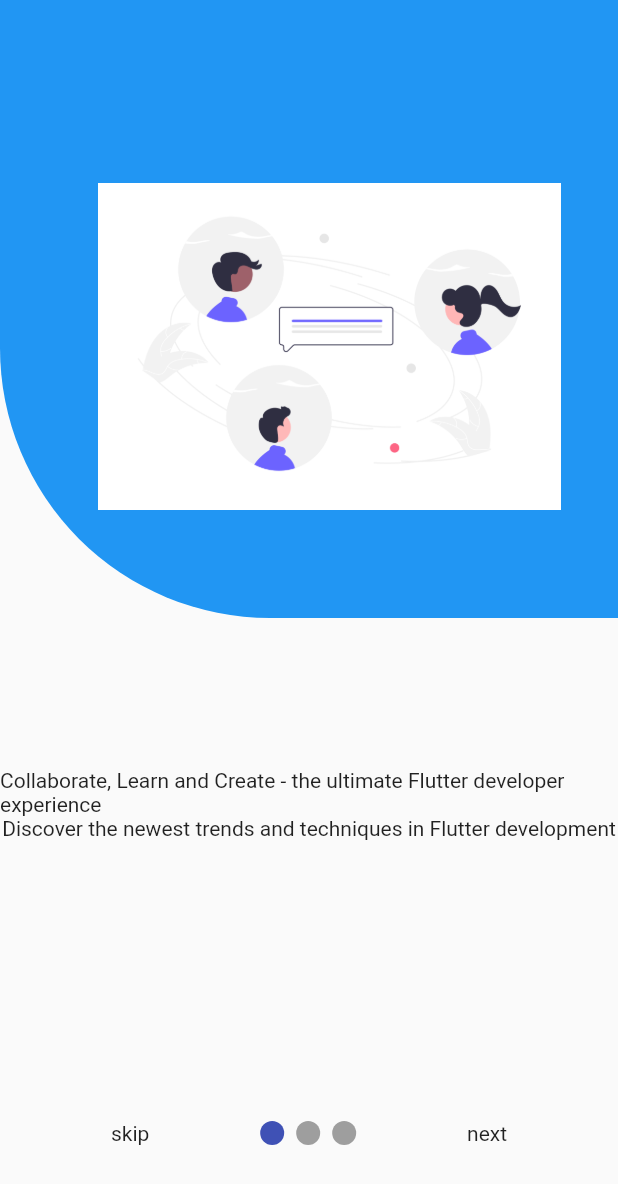
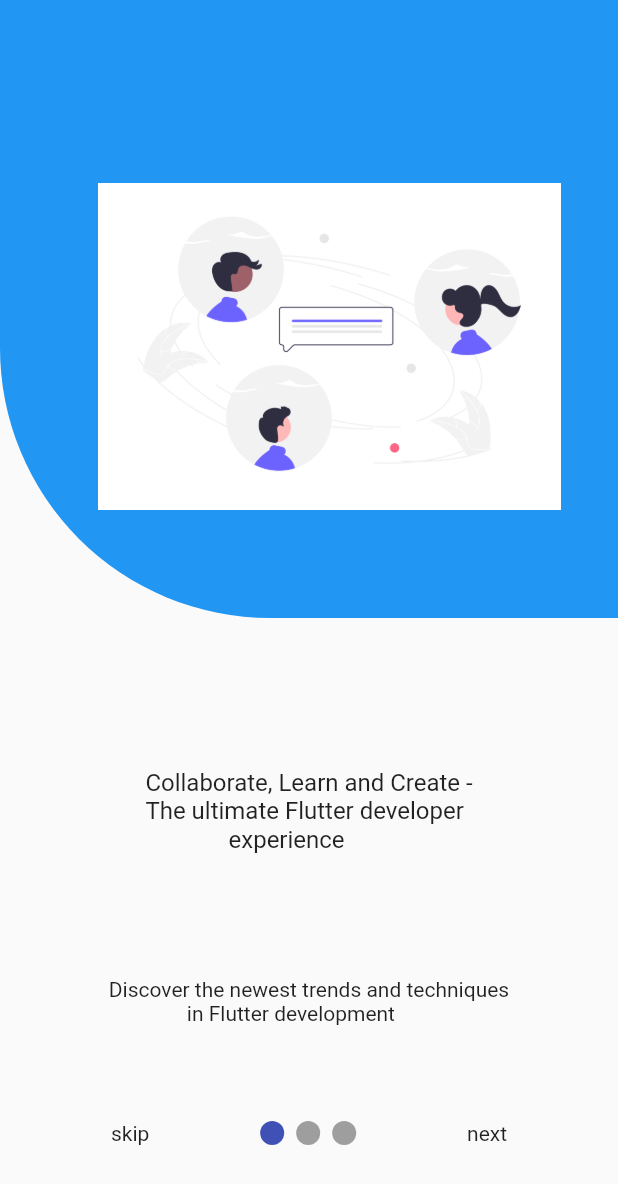
Before and after one commit to vaseemva/Flutter-Gram, a Flutter app: the screen it shows after launch, on a phone screen of 412 x 824 dp. Shown: the top 1184 px of the screen. Run offline on Flutter 3.47's test engine with Material 2 defaults, Android fonts, the light colour scheme and no system bars; drawn by our look-alikes of smooth_page_indicator; our stand-ins replace google_fonts.

Commit message:
onboarding screens ui done

```diff
--- a/lib/main.dart
+++ b/lib/main.dart
@@ -1,6 +1,7 @@
 import 'package:flutter/material.dart';
 import 'package:flutter_gram/screens/onboarding_screen/onboarding_screen.dart';
 import 'package:flutter_gram/screens/splash_screen/splash_screen.dart';
+import 'package:google_fonts/google_fonts.dart';
 
 void main() {
   runApp(const MyApp());
@@ -9,16 +10,16 @@
 class MyApp extends StatelessWidget {
   const MyApp({super.key});
 
-
   @override
   Widget build(BuildContext context) {
     return MaterialApp(
       title: 'Flutter Demo',
       debugShowCheckedModeBanner: false,
       theme: ThemeData(
+        textTheme: GoogleFonts.aBeeZeeTextTheme(),
         primarySwatch: Colors.blue,
       ),
-      home:const OnboardingScreen(),
+      home: const OnboardingScreen(),
     );
   }
 }
--- a/lib/screens/onboarding_screen/intro_screens/intro_screen1.dart
+++ b/lib/screens/onboarding_screen/intro_screens/intro_screen1.dart
@@ -1,5 +1,6 @@
 import 'package:flutter/material.dart';
-import 'package:flutter_gram/utils/constants.dart';
+import 'package:flutter_gram/screens/onboarding_screen/widgets/intro_widget.dart';
+import 'package:flutter_gram/utils/strings.dart';
 
 class IntroScreen1 extends StatelessWidget {
   const IntroScreen1({Key? key}) : super(key: key);
@@ -8,35 +9,12 @@
   Widget build(BuildContext context) {
     final size = MediaQuery.of(context).size;
     return Scaffold(
-      body: Column(
-        children: [
-          Stack(
-            children: [
-              ClipRRect(
-                borderRadius: const BorderRadius.only(
-                  bottomLeft: Radius.circular(180),
-                ),
-                child: Container(
-                  height: size.height * 0.5,
-                  color: Colors.blue,
-                ),
-              ),
-              Positioned(
-                left: 65,
-                bottom: 5,
-                top: 55,
-                child: SizedBox(
-                    width: size.width * 0.75,
-                    height: size.height * 0.75,
-                    child: Image.asset('assets/images/intro_1.png')),
-              ),
-            ]
-          ),
-           kHeight100,
-              Text('Collaborate, Learn and Create - the ultimate Flutter developer experience'),
-              Text('Discover the newest trends and techniques in Flutter development')
-
-        ],
+      body: IntroWidget(
+        size: size,
+        image: intro1Image,
+        title: intro1Title,
+        subtitle: intro1SubTitle,
+        leftPosition: 65,
       ),
     );
   }
--- a/lib/screens/onboarding_screen/intro_screens/intro_screen2.dart
+++ b/lib/screens/onboarding_screen/intro_screens/intro_screen2.dart
@@ -1,12 +1,24 @@
 import 'package:flutter/material.dart';
+import 'package:flutter_gram/screens/onboarding_screen/widgets/intro_widget.dart';
+import 'package:flutter_gram/utils/strings.dart';
 
 class IntroScreen2 extends StatelessWidget {
-const IntroScreen2({ Key? key }) : super(key: key);
+  const IntroScreen2({Key? key}) : super(key: key);
 
   @override
-  Widget build(BuildContext context){
-    return  Container(
-                color: Colors.yellow,
-              );
+  Widget build(BuildContext context) {
+    final size = MediaQuery.of(context).size;
+    return Scaffold(
+      body: IntroWidget(
+        size: size,
+        image: intro2Image,
+        subtitle: intro2SubTitle,
+        title: intro2Title,
+        radius: const BorderRadius.only(
+          bottomRight: Radius.circular(180),
+        ),
+        leftPosition: 20,
+      ),
+    );
   }
 }
--- a/lib/screens/onboarding_screen/intro_screens/intro_screen3.dart
+++ b/lib/screens/onboarding_screen/intro_screens/intro_screen3.dart
@@ -1,12 +1,20 @@
 import 'package:flutter/material.dart';
+import 'package:flutter_gram/screens/onboarding_screen/widgets/intro_widget.dart';
+import 'package:flutter_gram/utils/strings.dart';
 
 class IntroScreen3 extends StatelessWidget {
-const IntroScreen3({ Key? key }) : super(key: key);
+  const IntroScreen3({Key? key}) : super(key: key);
 
   @override
-  Widget build(BuildContext context){
-    return Container(
-                color: Colors.blue,
-              );
+  Widget build(BuildContext context) {
+    final size = MediaQuery.of(context).size;
+    return Scaffold(
+      body: IntroWidget(
+          size: size,
+          image: intro3Image,
+          subtitle: intro3SubTitle,
+          title: intro3Title,
+          leftPosition: 65),
+    );
   }
 }
--- a/lib/screens/onboarding_screen/onboarding_screen.dart
+++ b/lib/screens/onboarding_screen/onboarding_screen.dart
@@ -2,6 +2,7 @@
 import 'package:flutter_gram/screens/onboarding_screen/intro_screens/intro_screen1.dart';
 import 'package:flutter_gram/screens/onboarding_screen/intro_screens/intro_screen2.dart';
 import 'package:flutter_gram/screens/onboarding_screen/intro_screens/intro_screen3.dart';
+import 'package:flutter_gram/screens/onboarding_screen/widgets/intro_button.dart';
 import 'package:smooth_page_indicator/smooth_page_indicator.dart';
 
 class OnboardingScreen extends StatefulWidget {
@@ -36,11 +37,11 @@
                 mainAxisAlignment: MainAxisAlignment.spaceEvenly,
                 children: [
                   //skip button
-                  GestureDetector(
-                    child: const Text('skip'),
-                    onTap: () {
+                  IntroButton(
+                    ontap: () {
                       _controller.jumpToPage(2);
                     },
+                    buttonText: 'skip',
                   ),
                   //page indicator
                   SmoothPageIndicator(
@@ -51,18 +52,14 @@
 
                   //next button
                   onLastPage
-                      ? GestureDetector(
-                          child: const Text('done'),
-                          onTap: () {},
-                        )
-                      : GestureDetector(
-                          child: const Text('next'),
-                          onTap: () {
+                      ? IntroButton(ontap: () {}, buttonText: 'done')
+                      : IntroButton(
+                          ontap: () {
                             _controller.nextPage(
                                 duration: const Duration(milliseconds: 500),
                                 curve: Curves.easeIn);
                           },
-                        ),
+                          buttonText: 'next')
                 ],
               ))
         ],
--- /dev/null
+++ b/lib/screens/onboarding_screen/widgets/intro_button.dart
@@ -0,0 +1,22 @@
+import 'package:flutter/material.dart';
+
+class IntroButton extends StatelessWidget {
+  const IntroButton({
+    Key? key,
+    required this.ontap,
+    required this.buttonText,
+  }) : super(key: key);
+
+  final Function ontap;
+  final String buttonText;
+
+  @override
+  Widget build(BuildContext context) {
+    return GestureDetector(
+      child: Text(buttonText),
+      onTap: () {
+        ontap();
+      },
+    );
+  }
+}
--- /dev/null
+++ b/lib/screens/onboarding_screen/widgets/intro_widget.dart
@@ -0,0 +1,64 @@
+import 'package:flutter/material.dart';
+import 'package:flutter_gram/utils/constants.dart';
+
+class IntroWidget extends StatelessWidget {
+  const IntroWidget(
+      {Key? key,
+      required this.size,
+      required this.image,
+      this.radius = const BorderRadius.only(
+        bottomLeft: Radius.circular(180),
+      ),
+      required this.subtitle,
+      required this.title,
+      required this.leftPosition})
+      : super(key: key);
+
+  final Size size;
+  final String image;
+  final BorderRadius radius;
+  final String title;
+  final String subtitle;
+  final double leftPosition;
+
+  @override
+  Widget build(BuildContext context) {
+    return Column(
+      children: [
+        Stack(children: [
+          ClipRRect(
+            borderRadius: radius,
+            child: Container(
+              height: size.height * 0.5,
+              color: Colors.blue,
+            ),
+          ),
+          Positioned(
+            left: leftPosition,
+            bottom: 5,
+            top: 55,
+            child: Container(
+              decoration: BoxDecoration(
+                  image: DecorationImage(
+                image: AssetImage(
+                  image,
+                ),
+              )),
+              width: size.width * 0.75,
+              height: size.height * 0.35,
+            ),
+          ),
+        ]),
+        kHeight100,
+        Text(
+          title,
+          style: const TextStyle(fontSize: 16),
+        ),
+        SizedBox(
+          height: size.height * 0.10,
+        ),
+        Text(subtitle)
+      ],
+    );
+  }
+}
--- a/lib/utils/strings.dart
+++ b/lib/utils/strings.dart
@@ -1,3 +1,19 @@
-String appTitle='Flutter Gram';
-String appTagline='Connecting Flutter developers worldwide';
-String appSlogan='Code, Create, Collaborate....';
+String appTitle = 'Flutter Gram';
+String appTagline = 'Connecting Flutter developers worldwide';
+String appSlogan = 'Code, Create, Collaborate....';
+String intro1Title =
+    'Collaborate, Learn and Create -\nThe ultimate Flutter developer\n              experience';
+String intro1SubTitle =
+    'Discover the newest trends and techniques\n               in Flutter development';
+String intro2Title =
+    'Unlock the full potential of Flutter,\n       Build the future together';
+String intro2SubTitle =
+    ' Join the community,\n Connect with fellow developers,\n  Learn and grow together';
+String intro3Title = 'Flutter your ideas,\nFlutter beyond limits...';
+String intro3SubTitle =
+    'Join the community,\n Collaborate with experts,\n Showcase your skills';
+
+//String path of Asset images
+String intro1Image = 'assets/images/intro_1.png';
+String intro2Image = 'assets/images/intro_2e.png';
+String intro3Image = 'assets/images/intro_3.png';
```
Also changed, not shown: assets/images/intro_2e.png (added), assets/images/intro_3.png (added), 1 other file.
